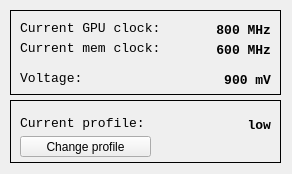
Qt form radeon-profile/radeon_profile.ui (marazmista/radeon-profile) before a commit.
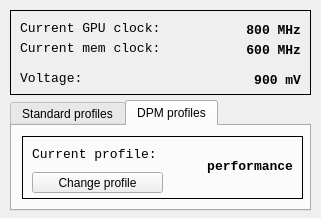
The same form after that commit. The open tabs and pages were chosen to show the change.

Commit message: add support for dpm (linux 3.11)

```diff
--- a/radeon-profile/radeon_profile.ui
+++ b/radeon-profile/radeon_profile.ui
@@ -6,8 +6,8 @@
    <rect>
     <x>0</x>
     <y>0</y>
-    <width>292</width>
-    <height>174</height>
+    <width>321</width>
+    <height>218</height>
    </rect>
   </property>
   <property name="minimumSize">
@@ -18,8 +18,8 @@
   </property>
   <property name="maximumSize">
    <size>
-    <width>292</width>
-    <height>174</height>
+    <width>321</width>
+    <height>218</height>
    </size>
   </property>
   <property name="windowTitle">
@@ -31,7 +31,7 @@
      <rect>
       <x>10</x>
       <y>10</y>
-      <width>271</width>
+      <width>301</width>
       <height>85</height>
      </rect>
     </property>
@@ -79,7 +79,7 @@
     <widget class="QLabel" name="currentGPU">
      <property name="geometry">
       <rect>
-       <x>160</x>
+       <x>190</x>
        <y>10</y>
        <width>101</width>
        <height>20</height>
@@ -103,7 +103,7 @@
     <widget class="QLabel" name="currentMEM">
      <property name="geometry">
       <rect>
-       <x>160</x>
+       <x>190</x>
        <y>30</y>
        <width>101</width>
        <height>20</height>
@@ -146,7 +146,7 @@
     <widget class="QLabel" name="currentVolts">
      <property name="geometry">
       <rect>
-       <x>150</x>
+       <x>180</x>
        <y>60</y>
        <width>111</width>
        <height>20</height>
@@ -168,12 +168,28 @@
      </property>
     </widget>
    </widget>
-   <widget class="QFrame" name="frame_2">
+   <widget class="QTabWidget" name="tabWidget">
     <property name="geometry">
      <rect>
       <x>10</x>
       <y>100</y>
-      <width>271</width>
+      <width>301</width>
+      <height>111</height>
+     </rect>
+    </property>
+    <property name="currentIndex">
+     <number>0</number>
+    </property>
+    <widget class="QWidget" name="stdProfiles">
+     <attribute name="title">
+      <string>Standard profiles</string>
+     </attribute>
+     <widget class="QFrame" name="frame_2">
+      <property name="geometry">
+       <rect>
+        <x>10</x>
+        <y>10</y>
+        <width>281</width>
       <height>63</height>
      </rect>
     </property>
@@ -184,7 +200,7 @@
      <property name="geometry">
       <rect>
        <x>10</x>
-       <y>15</y>
+         <y>10</y>
        <width>131</width>
        <height>16</height>
       </rect>
@@ -202,10 +218,10 @@
     <widget class="QLabel" name="currentProfile">
      <property name="geometry">
       <rect>
-       <x>190</x>
-       <y>10</y>
-       <width>71</width>
-       <height>31</height>
+         <x>170</x>
+         <y>9</y>
+         <width>101</width>
+         <height>41</height>
       </rect>
      </property>
      <property name="font">
@@ -217,7 +233,7 @@
       </font>
      </property>
      <property name="text">
-      <string>low</string>
+        <string>default</string>
      </property>
      <property name="alignment">
       <set>Qt::AlignRight|Qt::AlignTrailing|Qt::AlignVCenter</set>
@@ -235,6 +251,82 @@
      <property name="text">
       <string>Change profile</string>
      </property>
+      </widget>
+     </widget>
+    </widget>
+    <widget class="QWidget" name="dpmProfiles">
+     <attribute name="title">
+      <string>DPM profiles</string>
+     </attribute>
+     <widget class="QFrame" name="frame_3">
+      <property name="geometry">
+       <rect>
+        <x>10</x>
+        <y>10</y>
+        <width>281</width>
+        <height>63</height>
+       </rect>
+      </property>
+      <property name="frameShape">
+       <enum>QFrame::Panel</enum>
+      </property>
+      <widget class="QLabel" name="label_8">
+       <property name="geometry">
+        <rect>
+         <x>10</x>
+         <y>10</y>
+         <width>131</width>
+         <height>16</height>
+        </rect>
+       </property>
+       <property name="font">
+        <font>
+         <family>Monospace</family>
+         <pointsize>10</pointsize>
+        </font>
+       </property>
+       <property name="text">
+        <string>Current profile:</string>
+       </property>
+      </widget>
+      <widget class="QLabel" name="currentDpmProfile">
+       <property name="geometry">
+        <rect>
+         <x>140</x>
+         <y>0</y>
+         <width>131</width>
+         <height>61</height>
+        </rect>
+       </property>
+       <property name="font">
+        <font>
+         <family>Monospace</family>
+         <pointsize>10</pointsize>
+         <weight>75</weight>
+         <bold>true</bold>
+        </font>
+       </property>
+       <property name="text">
+        <string>performance</string>
+       </property>
+       <property name="alignment">
+        <set>Qt::AlignRight|Qt::AlignTrailing|Qt::AlignVCenter</set>
+       </property>
+      </widget>
+      <widget class="QPushButton" name="btn_chDpmProfile">
+       <property name="geometry">
+        <rect>
+         <x>10</x>
+         <y>36</y>
+         <width>131</width>
+         <height>21</height>
+        </rect>
+       </property>
+       <property name="text">
+        <string>Change profile</string>
+       </property>
+      </widget>
+     </widget>
     </widget>
    </widget>
   </widget>
```
Lines whose indentation alone changed are shown as unchanged. The commit also changes 2 other files.
